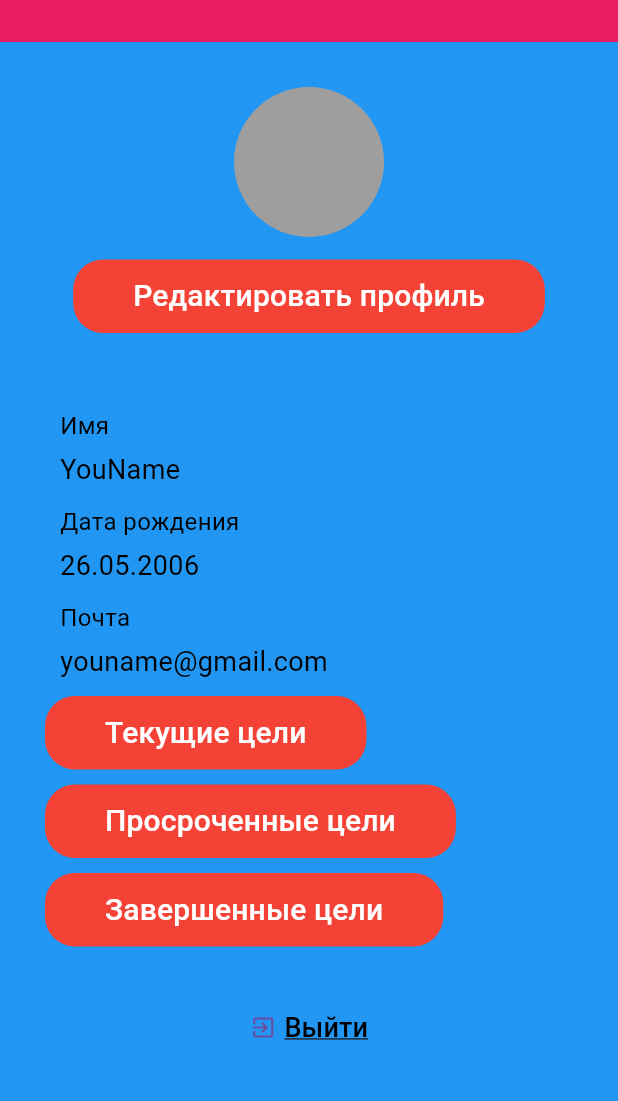
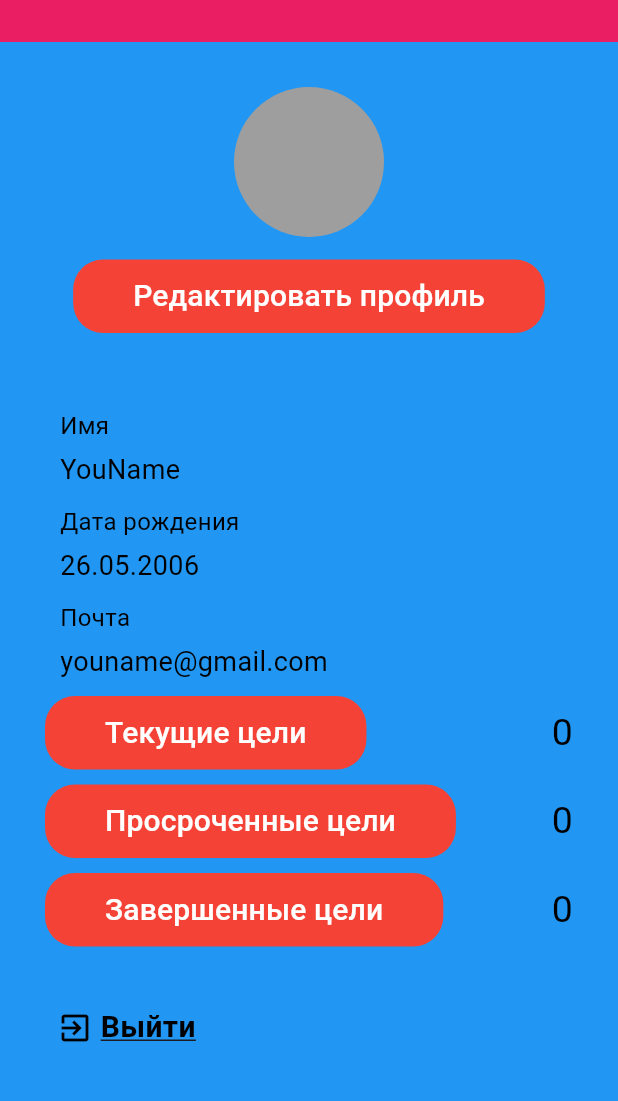
Before and after one commit to DureevaElena/ProgressTrackerapp_client, a Flutter app: the PersonalInformationUserScreen screen opened by its route, on a phone screen of 412 x 824 dp, the part 108-1209 px from its top. Run offline on Flutter 3.47's test engine with Material 3 defaults, Android fonts, the phone set to English and light mode, and no system bars; Roboto replaces fonts that are missing (Montserrat).

Commit message:
Личный кабинет 0.1 (без связки)

```diff
--- a/lib/personal_information_user_screen.dart
+++ b/lib/personal_information_user_screen.dart
@@ -135,6 +135,8 @@ class PersonalInformationUserScreen extends StatelessWidget {
 
             SizedBox(height: 10,),
 
+            Row(
+              children: [
                 Align(alignment: Alignment.bottomLeft,
                   child: TextButton(
                       onPressed: () {
@@ -155,7 +157,24 @@ class PersonalInformationUserScreen extends StatelessWidget {
                     ),
                   ),
                 ),
+                const Expanded(child:
+                  Align(
+                    alignment: Alignment.bottomRight,
+                    child: Text('0',
+                      style: TextStyle(
+                        fontFamily: 'Montserrat',
+                        color: Colors.black,
+                        fontSize: 25,
+                      ),
+                    ),
+                  ),
+                )
+              ],
+            ),
+
             SizedBox(height: 10,),
+            Row(
+              children: [
                 Align(alignment: Alignment.bottomLeft,
                   child: TextButton(
                       onPressed: () {
@@ -176,7 +195,25 @@ class PersonalInformationUserScreen extends StatelessWidget {
                     ),
                   ),
                 ),
+                const Expanded(child:
+                  Align(
+                    alignment: Alignment.bottomRight,
+                    child: Text('0',
+                      style: TextStyle(
+                        fontFamily: 'Montserrat',
+                        color: Colors.black,
+                        fontSize: 25,
+                      ),
+                    ),
+                  ),
+                )
+              ],
+            ),
+
             SizedBox(height: 10,),
+
+            Row(
+              children: [
                 Align(alignment: Alignment.bottomLeft,
                   child: TextButton(
                       onPressed: () {
@@ -197,38 +234,52 @@ class PersonalInformationUserScreen extends StatelessWidget {
                     ),
                   ),
                 ),
+                const Expanded(child:
+                  Align(
+                    alignment: Alignment.bottomRight,
+                    child: Text('0',
+                      style: TextStyle(
+                        fontFamily: 'Montserrat',
+                        color: Colors.black,
+                        fontSize: 25,
+                      ),
+                    ),
+                  ),
+                )
+              ],
+            ),
+
+
 
             SizedBox(height: 30,),
 
-            TextButton(
+            Align(
+              alignment: Alignment.bottomLeft,
+              child: IconButton(
                 onPressed: () {
                 Navigator.pushNamed(context, '/HomeScreenUnauthorizedUser');
                 },
-
-              child: Row(
+                icon: const Row(
                   mainAxisSize: MainAxisSize.min,
                   children: [
-                  const Icon(Icons.exit_to_app),
-                  const SizedBox(width: 5,),
-                  const Text(
+                    Icon(
+                      Icons.exit_to_app,
+                      color: Colors.black,
+                    ),
+                    SizedBox(width: 5),
+                    Text(
                       'Выйти',
                       style: TextStyle(
                         decoration: TextDecoration.underline,
                         color: Colors.black,
-                    fontSize: 18,
+                        fontSize: 20,
+                        fontWeight: FontWeight.bold,
                       ),
                     ),
                   ],
-
                 ),
               ),
-
-
-
-
-
-
-
+            ),
           ],
         ),
       ),
```
Lines whose indentation alone changed are shown as unchanged.
